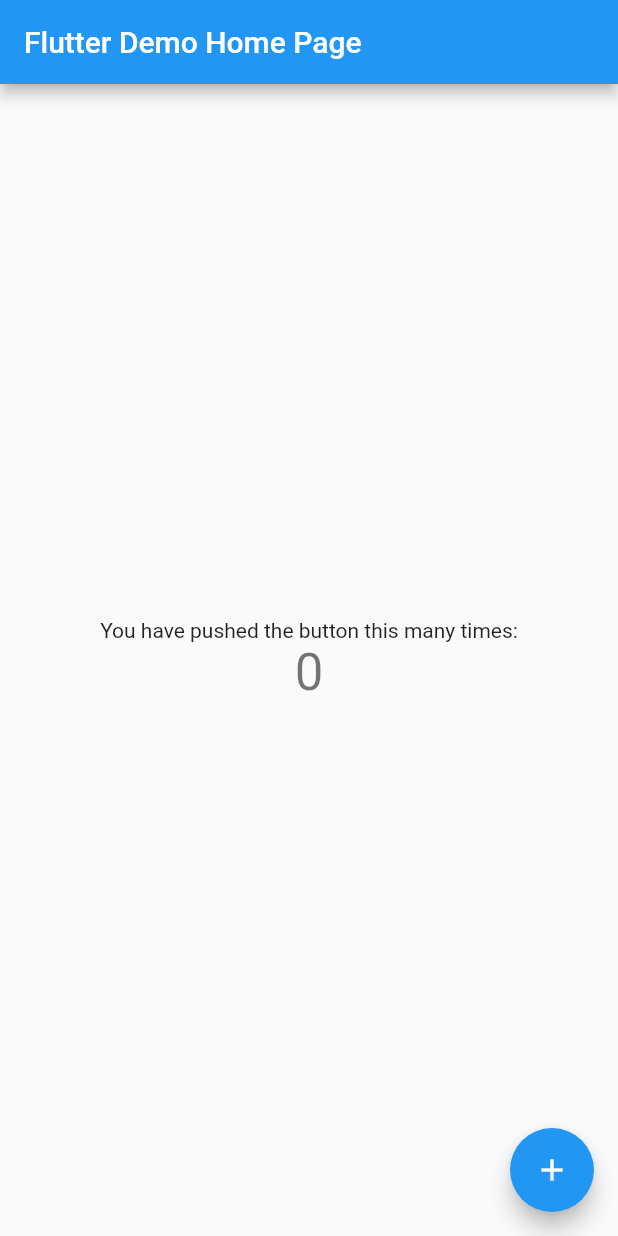
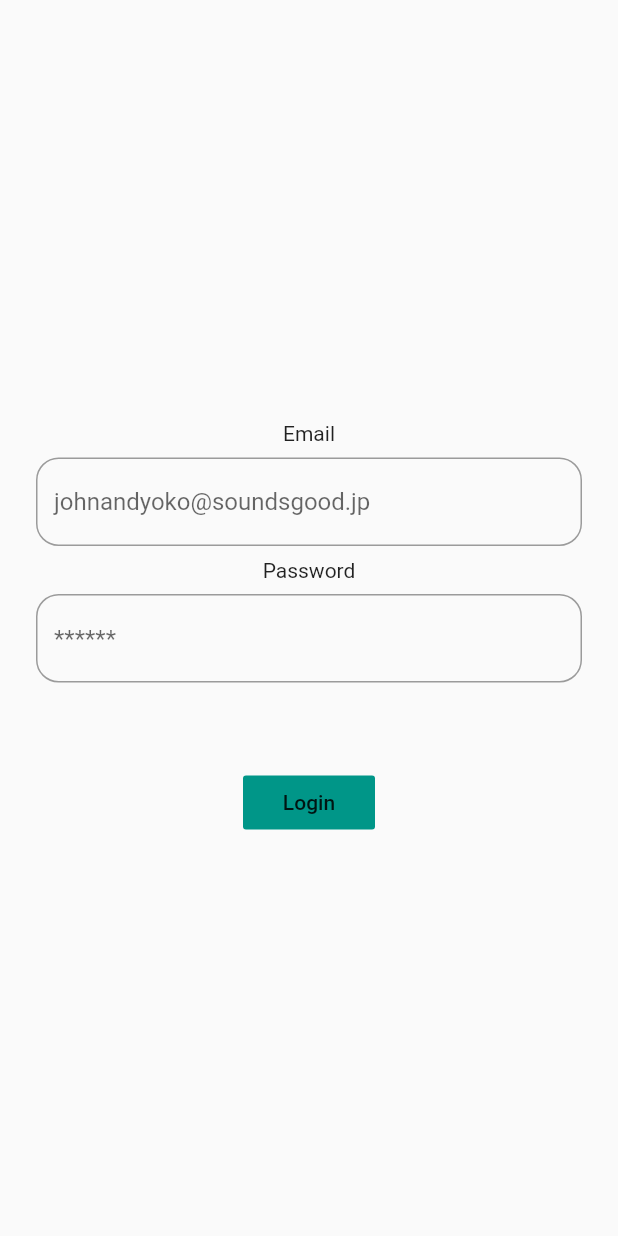
Before and after one commit to gabiLago/SoundsGood, a Flutter app: the screen it shows after launch, on a phone screen of 412 x 824 dp. Run offline on Flutter 3.47's test engine with Material 2 defaults, Android fonts, the light colour scheme and no system bars; our stand-ins replace get_it.

Commit message:
Add login screen, header widget and login model

```diff
--- /dev/null
+++ b/sounds_good/lib/locator.dart
@@ -0,0 +1,8 @@
+import 'package:get_it/get_it.dart';
+import 'package:sounds_good/models/login_model.dart';
+
+GetIt locator = GetIt.instance;
+
+void setupLocator() {
+  locator.registerLazySingleton(() => LoginModel());
+}
--- a/sounds_good/lib/main.dart
+++ b/sounds_good/lib/main.dart
@@ -1,6 +1,12 @@
 import 'package:flutter/material.dart';
+import 'package:provider/provider.dart';
+import 'package:sounds_good/locator.dart';
+import 'screens/login_view.dart';
 
-void main() => runApp(MyApp());
+void main() {
+  setupLocator();
+  runApp(MyApp());
+}
 
 class MyApp extends StatelessWidget {
   // This widget is the root of your application.
@@ -20,7 +26,7 @@
         // is not restarted.
         primarySwatch: Colors.blue,
       ),
-      home: MyHomePage(title: 'Flutter Demo Home Page'),
+      home: LoginView(),
     );
   }
 }
--- /dev/null
+++ b/sounds_good/lib/models/login_model.dart
@@ -0,0 +1,7 @@
+import 'package:flutter/foundation.dart';
+
+enum ViewState { Idle, Busy }
+
+class LoginModel extends ChangeNotifier {
+
+}
--- /dev/null
+++ b/sounds_good/lib/screens/login_view.dart
@@ -0,0 +1,36 @@
+import 'package:flutter/material.dart';
+import 'package:provider/provider.dart';
+import 'package:sounds_good/locator.dart';
+import 'package:sounds_good/models/login_model.dart';
+import 'package:sounds_good/widgets/login_header.dart';
+
+class LoginView extends StatelessWidget {
+  void _handleLogin() {
+    print("Evaluate login and open home");
+  }
+
+  @override
+  Widget build(BuildContext context) {
+    return ChangeNotifierProvider<LoginModel>(
+      builder: (context) => locator<LoginModel>(),
+      child: Consumer<LoginModel>(
+        builder: (context, model, child) => Scaffold(
+          body: Column(
+            mainAxisAlignment: MainAxisAlignment.center,
+            children: <Widget>[
+              LoginHeader(),
+              Padding(
+                padding: EdgeInsets.symmetric(vertical: 16),
+              ),
+              FlatButton(
+                color: Colors.teal,
+                child: Text('Login'),
+                onPressed: _handleLogin,
+              ),
+            ],
+          ),
+        ),
+      ),
+    );
+  }
+}
--- /dev/null
+++ b/sounds_good/lib/widgets/login_header.dart
@@ -0,0 +1,56 @@
+import 'package:flutter/material.dart';
+
+class LoginHeader extends StatelessWidget {
+  final TextEditingController controller;
+
+  LoginHeader({this.controller});
+
+  @override
+  Widget build(BuildContext context) {
+    return Padding(
+      padding: const EdgeInsets.all(16.0),
+      child: Column(
+        children: <Widget>[
+          Text('Email'),
+          Padding(
+            padding: const EdgeInsets.all(8.0),
+            child: LoginTextField(controller, 'johnandyoko@soundsgood.jp', false),
+          ),
+          Text('Password'),
+          Padding(
+            padding: const EdgeInsets.all(8.0),
+            child: LoginTextField(controller, '******', true),
+          )
+        ],
+      ),
+    );
+  }
+}
+
+class LoginTextField extends StatelessWidget {
+  final TextEditingController controller;
+  final String hintText;
+  final bool isSensitive;
+
+  LoginTextField(this.controller, this.hintText, this.isSensitive);
+
+  @override
+  Widget build(BuildContext context) {
+    return Container(
+      child: TextField(
+        obscureText: isSensitive,
+        decoration: InputDecoration(
+          border: OutlineInputBorder(
+            borderSide: BorderSide(
+              color: Colors.blueGrey,
+            ),
+            borderRadius: BorderRadius.circular(15.0),
+          ),
+          hintText: hintText
+        ),
+        controller: controller,
+      ),
+    );
+  }
+
+}
--- a/sounds_good/pubspec.yaml
+++ b/sounds_good/pubspec.yaml
@@ -23,6 +23,9 @@
   # The following adds the Cupertino Icons font to your application.
   # Use with the CupertinoIcons class for iOS style icons.
   cupertino_icons: ^0.1.2
+  provider: ^3.1.0+1
+  get_it: ^3.0.3
+  http: ^0.12.0+2
 
 dev_dependencies:
   flutter_test:
```
